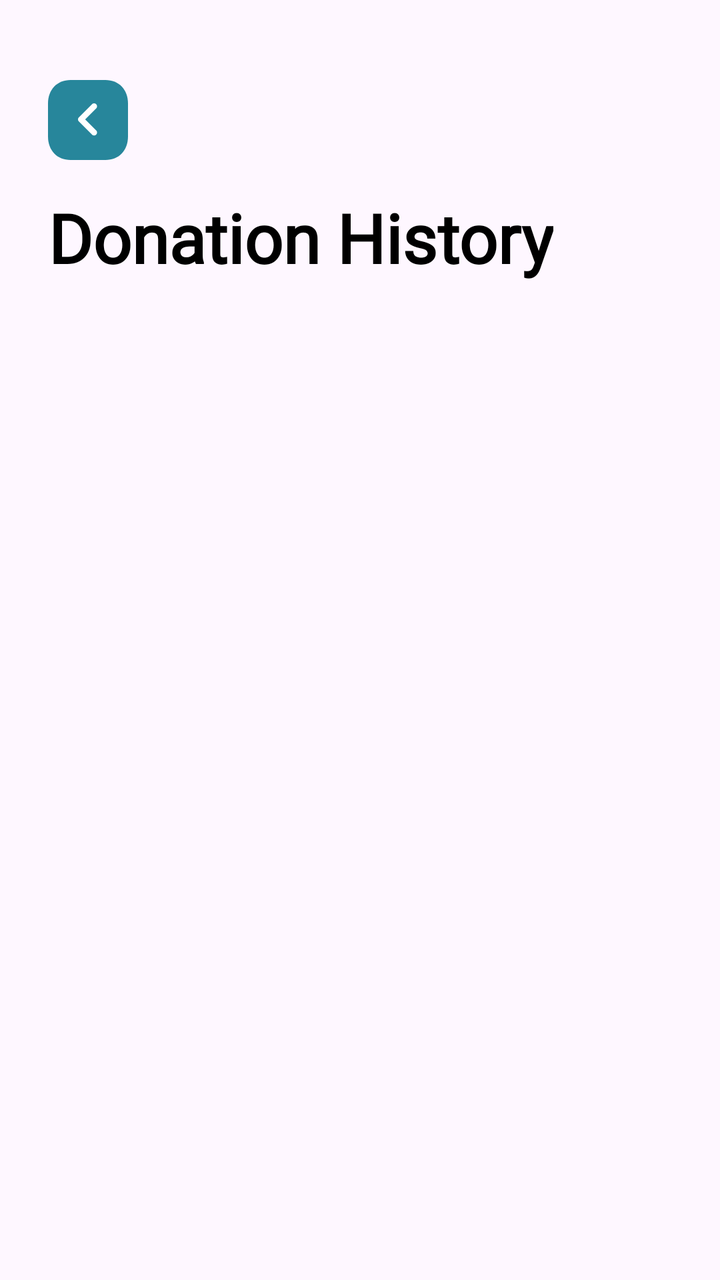
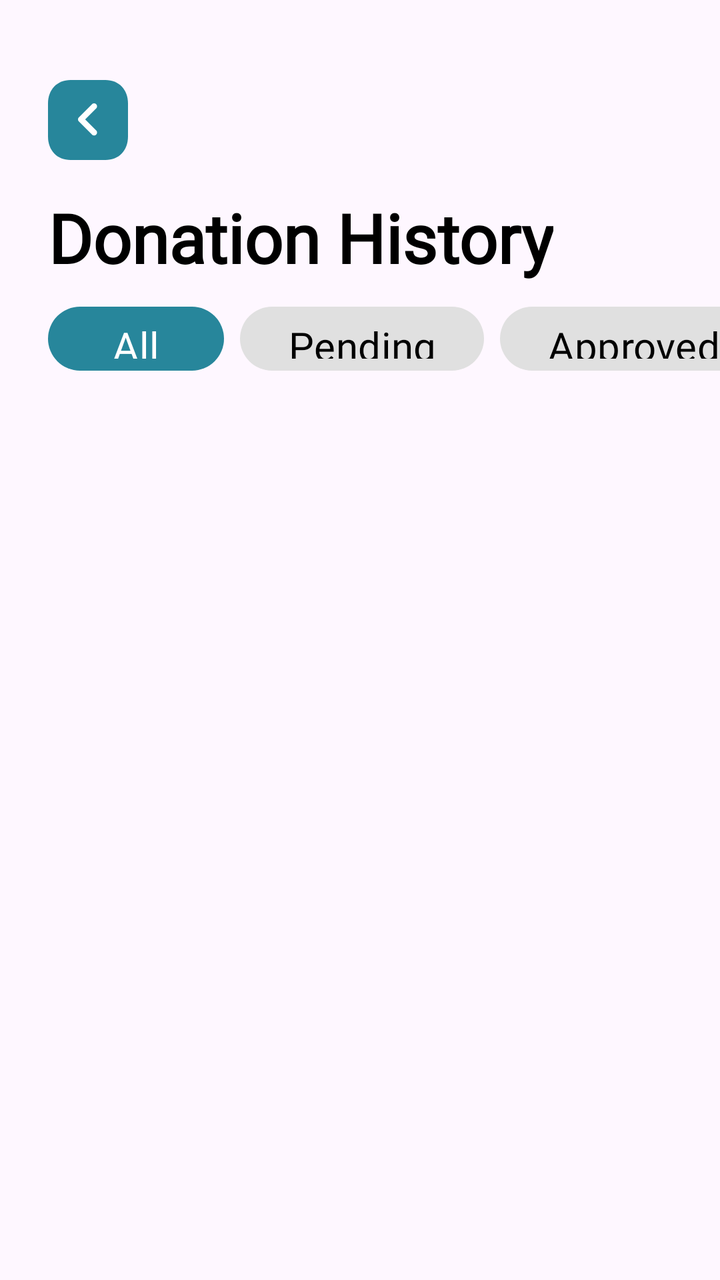

Screens rendered from an Android XML layout before and after an edit, with the pre-edit source and the edit as a unified diff.
<!-- AndroidManifest.xml: application theme Theme.Dawnasyon_v1 -->
<!-- res/layout/fragment_donation_history.xml -->
<?xml version="1.0" encoding="utf-8"?>
<androidx.constraintlayout.widget.ConstraintLayout xmlns:android="http://schemas.android.com/apk/res/android"
    xmlns:app="http://schemas.android.com/apk/res-auto"
    android:layout_width="match_parent"
    android:layout_height="match_parent"
    >

    

    
    <ImageButton
        android:id="@+id/btn_back"
        android:layout_width="40dp"
        android:layout_height="40dp"
        android:layout_marginStart="24dp"
        android:layout_marginTop="40dp"
        android:background="@drawable/bg_circle_teal"
        android:src="@drawable/ic_left"
        app:tint="@color/white"
        app:layout_constraintStart_toStartOf="parent"
        app:layout_constraintTop_toTopOf="parent" />
    

    <TextView
        android:id="@+id/tv_title"
        android:layout_width="wrap_content"
        android:layout_height="wrap_content"
        android:layout_marginTop="16dp"
        android:layout_marginStart="24dp"
        android:fontFamily="@font/dongle"
        android:text="@string/donation_history"
        android:textColor="@color/black"
        android:textSize="34sp"
        android:textStyle="bold"
        app:layout_constraintTop_toBottomOf="@id/btn_back"
        app:layout_constraintStart_toStartOf="parent" />

    
    <androidx.recyclerview.widget.RecyclerView
        android:id="@+id/rv_donation_history"
        android:layout_width="match_parent"
        android:layout_height="0dp"
        android:layout_marginTop="16dp"
        android:clipToPadding="false"
        android:paddingBottom="80dp"
        app:layout_constraintTop_toBottomOf="@id/tv_title"
        app:layout_constraintBottom_toBottomOf="parent" />

</androidx.constraintlayout.widget.ConstraintLayout>
<!-- resources referenced by this layout -->
<resources>
  <color name="black">#FF000000</color>
  <color name="white">#FFFFFFFF</color>
  <!-- drawable bg_circle_teal (drawable) -->
  <vector xmlns:android="http://schemas.android.com/apk/res/android"
      android:width="33dp"
      android:height="33dp"
      android:viewportWidth="33"
      android:viewportHeight="33">
    <path
        android:pathData="M9.339,33L23.645,33C29.238,33 33,29.073 33,23.232L33,9.752C33,3.927 29.238,0 23.645,0L9.339,0C3.746,0 0,3.927 0,9.752L0,23.232C0,29.073 3.746,33 9.339,33Z"
        android:fillColor="#27869B"/>
  </vector>
  <!-- drawable ic_left (drawable) -->
  <vector xmlns:android="http://schemas.android.com/apk/res/android"
      android:width="10dp"
      android:height="17dp"
      android:viewportWidth="10"
      android:viewportHeight="17">
    <path
        android:pathData="M8.045,14.59L1.5,8.045L8.045,1.5"
        android:strokeLineJoin="round"
        android:strokeWidth="3"
        android:fillColor="#00000000"
        android:strokeColor="#FCFBFE"
        android:strokeLineCap="round"/>
  </vector>
  <string name="donation_history">Donation History</string>
  <style name="Theme.Dawnasyon_v1" parent="Base.Theme.Dawnasyon_v1" />
  <style name="Base.Theme.Dawnasyon_v1" parent="Theme.Material3.Light.NoActionBar">
          
          
      </style>
</resources>

<!-- the commit's change to res/layout/fragment_donation_history.xml (unified diff, before → after) -->
@@ -2,12 +2,8 @@
 <androidx.constraintlayout.widget.ConstraintLayout xmlns:android="http://schemas.android.com/apk/res/android"
     xmlns:app="http://schemas.android.com/apk/res-auto"
     android:layout_width="match_parent"
-    android:layout_height="match_parent"
-    >
+    android:layout_height="match_parent">
 
-    
-
-    
     <ImageButton
         android:id="@+id/btn_back"
         android:layout_width="40dp"
@@ -19,7 +15,6 @@
         app:tint="@color/white"
         app:layout_constraintStart_toStartOf="parent"
         app:layout_constraintTop_toTopOf="parent" />
-    
 
     <TextView
         android:id="@+id/tv_title"
@@ -35,15 +30,84 @@
         app:layout_constraintTop_toBottomOf="@id/btn_back"
         app:layout_constraintStart_toStartOf="parent" />
 
-    
+    <HorizontalScrollView
+        android:id="@+id/filter_scroll"
+        android:layout_width="match_parent"
+        android:layout_height="wrap_content"
+        android:layout_marginTop="8dp"
+        android:clipToPadding="false"
+        android:paddingHorizontal="24dp"
+        android:scrollbars="none"
+        app:layout_constraintTop_toBottomOf="@id/tv_title">
+
+        <LinearLayout
+            android:layout_width="wrap_content"
+            android:layout_height="wrap_content"
+            android:orientation="horizontal"
+            android:gravity="center_vertical">
+
+            <Button
+                android:id="@+id/btn_filter_all"
+                android:layout_width="wrap_content"
+                android:layout_height="40dp"
+                android:layout_marginEnd="8dp"
+                android:text="All"
+                android:textAllCaps="false"
+                android:textColor="@color/white"
+                android:fontFamily="@font/dongle"
+                android:textSize="20sp"
+                app:backgroundTint="#27869B"
+                app:cornerRadius="20dp" />
+
+            <Button
+                android:id="@+id/btn_filter_pending"
+                android:layout_width="wrap_content"
+                android:layout_height="40dp"
+                android:layout_marginEnd="8dp"
+                android:text="Pending"
+                android:textAllCaps="false"
+                android:textColor="@color/black"
+                android:fontFamily="@font/dongle"
+                android:textSize="20sp"
+                app:backgroundTint="#E0E0E0"
+                app:cornerRadius="20dp" />
+
+            <Button
+                android:id="@+id/btn_filter_approved"
+                android:layout_width="wrap_content"
+                android:layout_height="40dp"
+                android:layout_marginEnd="8dp"
+                android:text="Approved"
+                android:textAllCaps="false"
+                android:textColor="@color/black"
+                android:fontFamily="@font/dongle"
+                android:textSize="20sp"
+                app:backgroundTint="#E0E0E0"
+                app:cornerRadius="20dp" />
+
+            <Button
+                android:id="@+id/btn_filter_declined"
+                android:layout_width="wrap_content"
+                android:layout_height="40dp"
+                android:layout_marginEnd="8dp"
+                android:text="Declined"
+                android:textAllCaps="false"
+                android:textColor="@color/black"
+                android:fontFamily="@font/dongle"
+                android:textSize="20sp"
+                app:backgroundTint="#E0E0E0"
+                app:cornerRadius="20dp" />
+        </LinearLayout>
+    </HorizontalScrollView>
+
     <androidx.recyclerview.widget.RecyclerView
         android:id="@+id/rv_donation_history"
         android:layout_width="match_parent"
         android:layout_height="0dp"
-        android:layout_marginTop="16dp"
+        android:layout_marginTop="8dp"
         android:clipToPadding="false"
         android:paddingBottom="80dp"
-        app:layout_constraintTop_toBottomOf="@id/tv_title"
+        app:layout_constraintTop_toBottomOf="@id/filter_scroll"
         app:layout_constraintBottom_toBottomOf="parent" />
 
 </androidx.constraintlayout.widget.ConstraintLayout>
